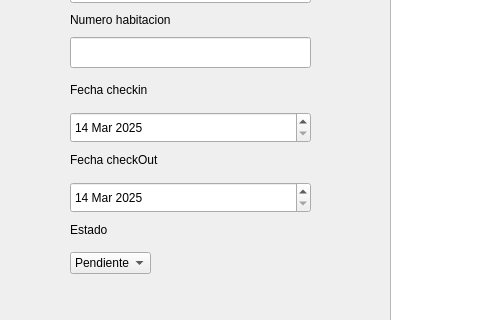
Qt form reserva/reservas.ui (smorcor744/pyQT) before a commit; both pictures show x 0 to 480 and y 88 to 408 of the 1050 by 724 pixel window.
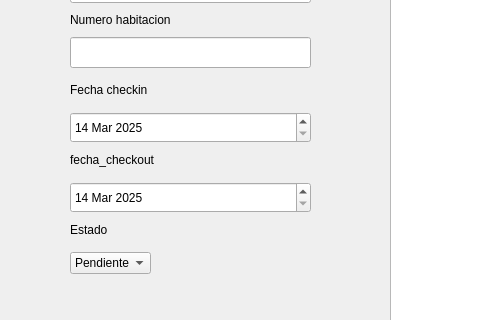
The same form after that commit. Icons and pictures are not drawn.

```diff
--- a/reserva/reservas.ui
+++ b/reserva/reservas.ui
@@ -77,7 +77,7 @@
      </rect>
     </property>
     <property name="text">
-     <string>Fecha checkOut</string>
+     <string>fecha_checkout</string>
     </property>
    </widget>
    <widget class="QLabel" name="label_5">
```
Left out of the diff: 2 changed lines with no effect on the pictures.
